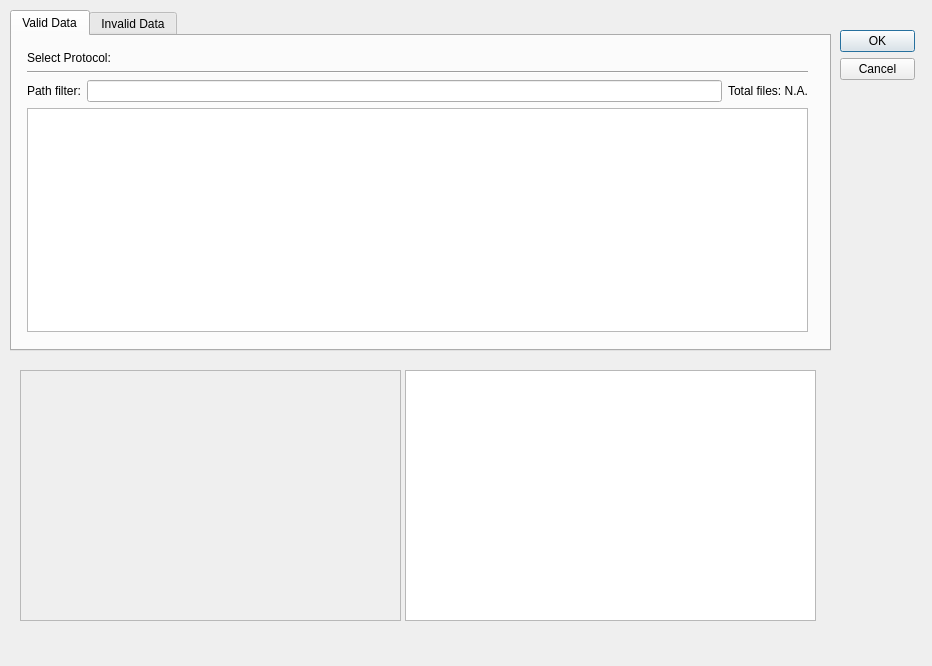
First picture: the form in layout/data_selection.ui, repository listenzcc/eeg-for-everyone-v1, before the edit.
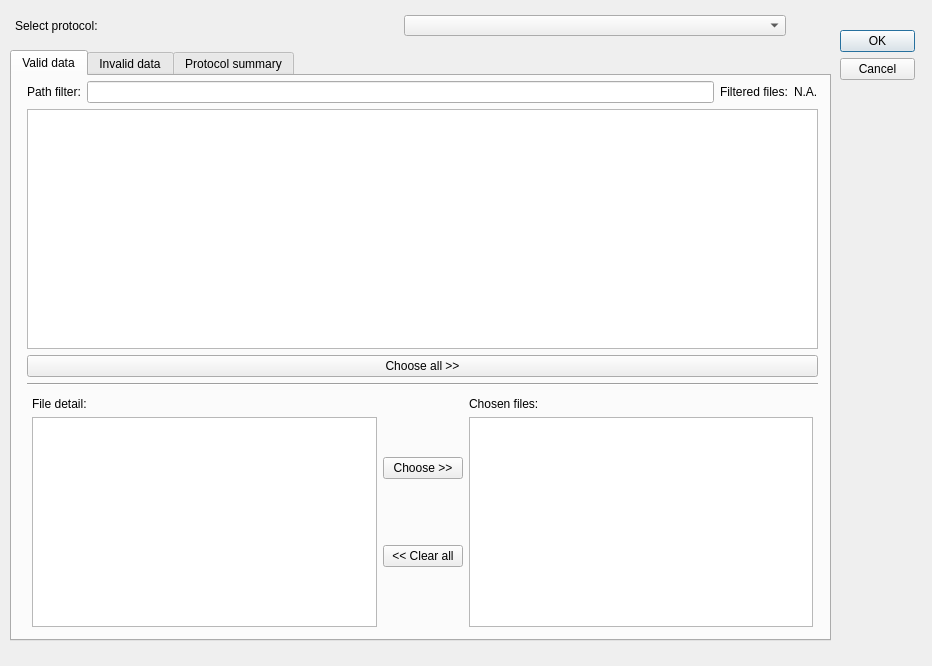
Second picture: the form after the edit. The open tabs and pages were chosen to show the change.

What changed in the file:
```diff
--- a/layout/data_selection.ui
+++ b/layout/data_selection.ui
@@ -19,36 +19,13 @@
   <property name="modal">
    <bool>false</bool>
   </property>
-  <widget class="QScrollArea" name="zcc_scrollArea_detailDisplay">
-   <property name="geometry">
-    <rect>
-     <x>20</x>
-     <y>370</y>
-     <width>381</width>
-     <height>251</height>
-    </rect>
-   </property>
-   <property name="widgetResizable">
-    <bool>true</bool>
-   </property>
-   <widget class="QWidget" name="scrollAreaWidgetContents">
-    <property name="geometry">
-     <rect>
-      <x>0</x>
-      <y>0</y>
-      <width>379</width>
-      <height>249</height>
-     </rect>
-    </property>
-   </widget>
-  </widget>
   <widget class="QTabWidget" name="tabWidget">
    <property name="geometry">
     <rect>
      <x>10</x>
-     <y>10</y>
+     <y>50</y>
      <width>821</width>
-     <height>341</height>
+     <height>591</height>
     </rect>
    </property>
    <property name="currentIndex">
@@ -59,18 +36,158 @@
    </property>
    <widget class="QWidget" name="tab">
     <attribute name="title">
-     <string>Valid Data</string>
+     <string>Valid data</string>
     </attribute>
     <widget class="QWidget" name="verticalLayoutWidget">
      <property name="geometry">
       <rect>
        <x>10</x>
-       <y>10</y>
+       <y>0</y>
+       <width>801</width>
+       <height>561</height>
+      </rect>
+     </property>
+     <layout class="QVBoxLayout" name="verticalLayout_5">
+      <item>
+       <layout class="QVBoxLayout" name="verticalLayout">
+        <property name="leftMargin">
+         <number>5</number>
+        </property>
+        <property name="topMargin">
+         <number>5</number>
+        </property>
+        <property name="rightMargin">
+         <number>5</number>
+        </property>
+        <property name="bottomMargin">
+         <number>5</number>
+        </property>
+        <item>
+         <layout class="QHBoxLayout" name="horizontalLayout">
+          <item>
+           <widget class="QLabel" name="label">
+            <property name="text">
+             <string>Path filter:</string>
+            </property>
+           </widget>
+          </item>
+          <item>
+           <widget class="QLineEdit" name="zcc_lineEdit_pathFilter"/>
+          </item>
+          <item>
+           <widget class="QLabel" name="label_3">
+            <property name="text">
+             <string>Filtered files:</string>
+            </property>
+           </widget>
+          </item>
+          <item>
+           <widget class="QLabel" name="zcc_label_filteredFiles">
+            <property name="text">
+             <string>N.A.</string>
+            </property>
+           </widget>
+          </item>
+         </layout>
+        </item>
+        <item>
+         <widget class="QTableView" name="zcc_tableView_validDataSelection"/>
+        </item>
+        <item>
+         <widget class="QPushButton" name="zcc_pushButton_chooseAllFiles">
+          <property name="text">
+           <string>Choose all &gt;&gt;</string>
+          </property>
+         </widget>
+        </item>
+        <item>
+         <widget class="Line" name="line">
+          <property name="orientation">
+           <enum>Qt::Orientation::Horizontal</enum>
+          </property>
+         </widget>
+        </item>
+        <item>
+         <layout class="QHBoxLayout" name="horizontalLayout_3">
+          <property name="leftMargin">
+           <number>5</number>
+          </property>
+          <property name="topMargin">
+           <number>5</number>
+          </property>
+          <property name="rightMargin">
+           <number>5</number>
+          </property>
+          <property name="bottomMargin">
+           <number>5</number>
+          </property>
+          <item>
+           <layout class="QVBoxLayout" name="verticalLayout_3">
+            <item>
+             <widget class="QLabel" name="label_4">
+              <property name="text">
+               <string>File detail:</string>
+              </property>
+             </widget>
+            </item>
+            <item>
+             <widget class="QTextBrowser" name="zcc_textBrowser_candidateFileDetail"/>
+            </item>
+           </layout>
+          </item>
+          <item>
+           <layout class="QVBoxLayout" name="verticalLayout_2">
+            <item>
+             <widget class="QPushButton" name="zcc_pushButton_chooseFile">
+              <property name="text">
+               <string>Choose &gt;&gt;</string>
+              </property>
+             </widget>
+            </item>
+            <item>
+             <widget class="QPushButton" name="zcc_pushButton_clearChosenFiles">
+              <property name="text">
+               <string>&lt;&lt; Clear all</string>
+              </property>
+             </widget>
+            </item>
+           </layout>
+          </item>
+          <item>
+           <layout class="QVBoxLayout" name="verticalLayout_4">
+            <item>
+             <widget class="QLabel" name="label_5">
+              <property name="text">
+               <string>Chosen files:</string>
+              </property>
+             </widget>
+            </item>
+            <item>
+             <widget class="QListWidget" name="zcc_listWidget_chosenFiles"/>
+            </item>
+           </layout>
+          </item>
+         </layout>
+        </item>
+       </layout>
+      </item>
+     </layout>
+    </widget>
+   </widget>
+   <widget class="QWidget" name="tab_2">
+    <attribute name="title">
+     <string>Invalid data</string>
+    </attribute>
+    <widget class="QWidget" name="horizontalLayoutWidget_4">
+     <property name="geometry">
+      <rect>
+       <x>10</x>
+       <y>40</y>
        <width>791</width>
-       <height>291</height>
+       <height>431</height>
       </rect>
      </property>
-     <layout class="QVBoxLayout" name="verticalLayout">
+     <layout class="QHBoxLayout" name="horizontalLayout_4">
       <property name="leftMargin">
        <number>5</number>
       </property>
@@ -84,15 +201,7 @@
        <number>5</number>
       </property>
       <item>
-       <layout class="QHBoxLayout" name="zcc_horizontalLayout_protocolSelection">
-        <item>
-         <widget class="QLabel" name="label_2">
-          <property name="text">
-           <string>Select Protocol:</string>
-          </property>
-         </widget>
-        </item>
-       </layout>
+       <widget class="QListWidget" name="zcc_listWidget_failedFiles"/>
       </item>
       <item>
        <widget class="Line" name="line">
@@ -102,35 +211,14 @@
        </widget>
       </item>
       <item>
-       <layout class="QHBoxLayout" name="horizontalLayout">
-        <item>
-         <widget class="QLabel" name="label">
-          <property name="text">
-           <string>Path filter:</string>
-          </property>
-         </widget>
-        </item>
-        <item>
-         <widget class="QLineEdit" name="zcc_lineEdit_pathFilter"/>
-        </item>
-        <item>
-         <widget class="QLabel" name="zcc_label_totalFiles">
-          <property name="text">
-           <string>Total files: N.A.</string>
-          </property>
-         </widget>
-        </item>
-       </layout>
-      </item>
-      <item>
-       <widget class="QTableView" name="zcc_tableView_validDataSelection"/>
+       <widget class="QTextBrowser" name="zcc_textBrowser_failedFiles"/>
       </item>
      </layout>
     </widget>
    </widget>
-   <widget class="QWidget" name="tab_2">
+   <widget class="QWidget" name="tab_3">
     <attribute name="title">
-     <string>Invalid Data</string>
+     <string>Protocol summary</string>
     </attribute>
     <widget class="QScrollArea" name="zcc_scrollArea_invalidDataSelection">
      <property name="geometry">
@@ -173,15 +261,39 @@
     <set>QDialogButtonBox::StandardButton::Cancel|QDialogButtonBox::StandardButton::Ok</set>
    </property>
   </widget>
-  <widget class="QListWidget" name="listWidget">
+  <widget class="QWidget" name="horizontalLayoutWidget_2">
    <property name="geometry">
     <rect>
-     <x>405</x>
-     <y>370</y>
-     <width>411</width>
-     <height>251</height>
+     <x>10</x>
+     <y>10</y>
+     <width>781</width>
+     <height>31</height>
     </rect>
    </property>
+   <layout class="QHBoxLayout" name="horizontalLayout_2">
+    <property name="leftMargin">
+     <number>5</number>
+    </property>
+    <property name="topMargin">
+     <number>5</number>
+    </property>
+    <property name="rightMargin">
+     <number>5</number>
+    </property>
+    <property name="bottomMargin">
+     <number>5</number>
+    </property>
+    <item>
+     <widget class="QLabel" name="label_2">
+      <property name="text">
+       <string>Select protocol:</string>
+      </property>
+     </widget>
+    </item>
+    <item>
+     <widget class="QComboBox" name="zcc_comboBox_protocolSelection"/>
+    </item>
+   </layout>
   </widget>
  </widget>
  <resources/>
```
Left out of the diff: 29 changed lines with no effect on the pictures.
